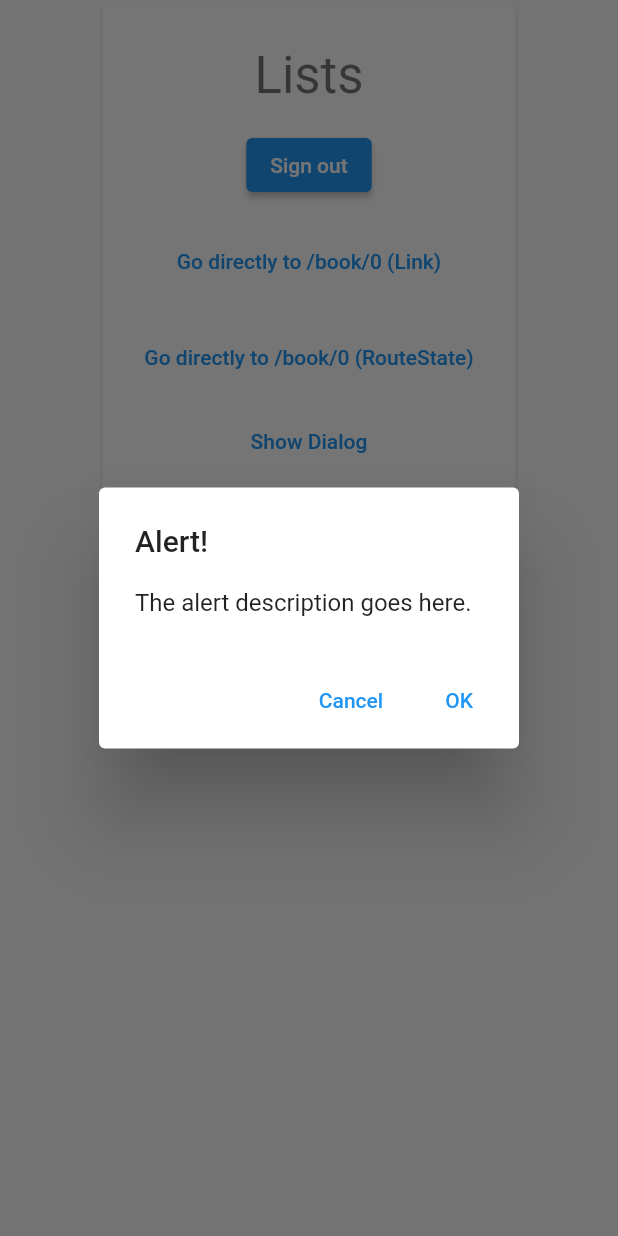
After one commit to jawillhoite/smartcart, a Flutter app: the ListsScreen screen opened directly, after a tap on "Show Dialog", on a phone screen of 412 x 824 dp. The commit adds this screen. Run offline on Flutter 3.47's test engine with Material 2 defaults, Android fonts, the phone set to English and light mode, and no system bars; our stand-ins replace url_strategy; missing offline and left inert: path_to_regexp.

Commit message:
new button

```diff
--- a/lib/src/app.dart
+++ b/lib/src/app.dart
@@ -25,6 +25,7 @@ class _ShoppingListState extends State<ShoppingList> {
       allowedPaths: [
         '/signin',
         '/home',
+        '/lists',
         '/scan',
         '/profile',
         '/settings',
--- /dev/null
+++ b/lib/src/screens/lists.dart
@@ -0,0 +1,91 @@
+import 'package:flutter/material.dart';
+import 'package:url_launcher/link.dart';
+
+import '../auth.dart';
+import '../routing.dart';
+
+class ListsScreen extends StatefulWidget {
+  const ListsScreen({Key? key}) : super(key: key);
+
+  @override
+  _ListsScreenState createState() => _ListsScreenState();
+}
+
+class _ListsScreenState extends State<ListsScreen> {
+  @override
+  Widget build(BuildContext context) => Scaffold(
+        body: SafeArea(
+          child: SingleChildScrollView(
+            child: Align(
+              alignment: Alignment.topCenter,
+              child: ConstrainedBox(
+                constraints: const BoxConstraints(maxWidth: 400),
+                child: const Card(
+                  child: Padding(
+                    padding: EdgeInsets.symmetric(vertical: 18, horizontal: 12),
+                    child: ListsContent(),
+                  ),
+                ),
+              ),
+            ),
+          ),
+        ),
+      );
+}
+
+class ListsContent extends StatelessWidget {
+  const ListsContent({
+    Key? key,
+  }) : super(key: key);
+
+  @override
+  Widget build(BuildContext context) => Column(
+        children: [
+          ...[
+            Text(
+              'Lists',
+              style: Theme.of(context).textTheme.headline4,
+            ),
+            ElevatedButton(
+              onPressed: () {
+                ShoppingListAuthScope.of(context).signOut();
+              },
+              child: const Text('Sign out'),
+            ),
+            Link(
+              uri: Uri.parse('/book/0'),
+              builder: (context, followLink) => TextButton(
+                onPressed: followLink,
+                child: const Text('Go directly to /book/0 (Link)'),
+              ),
+            ),
+            TextButton(
+              child: const Text('Go directly to /book/0 (RouteState)'),
+              onPressed: () {
+                RouteStateScope.of(context).go('/book/0');
+              },
+            ),
+          ].map((w) => Padding(padding: const EdgeInsets.all(8), child: w)),
+          TextButton(
+            onPressed: () => showDialog<String>(
+              context: context,
+              builder: (context) => AlertDialog(
+                title: const Text('Alert!'),
+                content: const Text('The alert description goes here.'),
+                actions: <Widget>[
+                  TextButton(
+                    onPressed: () => Navigator.pop(context, 'Cancel'),
+                    child: const Text('Cancel'),
+                  ),
+                  TextButton(
+                    onPressed: () => Navigator.pop(context, 'OK'),
+                    child: const Text('OK'),
+                  ),
+                ],
+              ),
+            ),
+            child: const Text('Show Dialog'),
+          )
+        ],
+      );
+}
--- a/lib/src/screens/scaffold_body.dart
+++ b/lib/src/screens/scaffold_body.dart
@@ -2,6 +2,7 @@ import 'package:flutter/material.dart';
 
 import '../routing.dart';
 import '../screens/home.dart';
+import '../screens/lists.dart';
 import '../screens/scan.dart';
 import '../screens/profile.dart';
 import '../screens/settings.dart';
@@ -33,6 +34,11 @@ class ShoppingListScaffoldBody extends StatelessWidget {
             key: ValueKey('home'),
             child: HomeScreen(),
           )
+        else if (currentRoute.pathTemplate.startsWith('/lists'))
+          const FadeTransitionPage<void>(
+            key: ValueKey('lists'),
+            child: ListsScreen(),
+          )
         else if (currentRoute.pathTemplate.startsWith('/scan'))
           const FadeTransitionPage<void>(
             key: ValueKey('scan'),
```
Also changed, not shown: lib/src/screens/scaffold.dart (+15 -7 lines).
